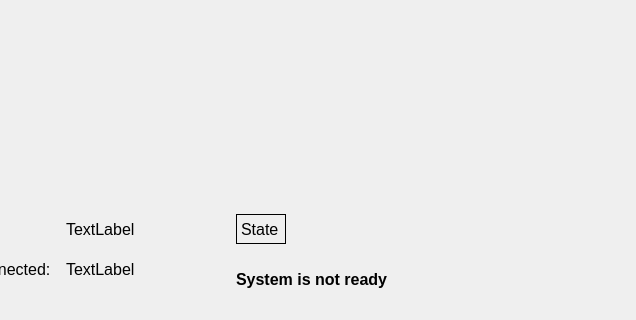
aanilapaydin/Pendubot, file CSE396_Group1_Interface/cse396_group1_interface.ui: the form before one commit; both pictures show x 164 to 800 and y 193 to 513 of the 800 by 600 pixel window.
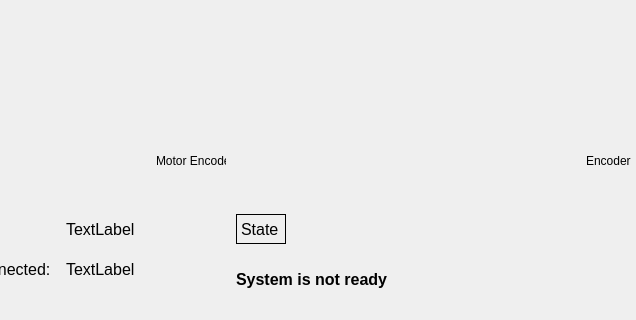
The form after the commit. Custom widgets are drawn as their Qt base class.

What changed in the file:
```diff
--- a/CSE396_Group1_Interface/cse396_group1_interface.ui
+++ b/CSE396_Group1_Interface/cse396_group1_interface.ui
@@ -17,12 +17,25 @@
    <widget class="QCustomPlot" name="myPlot" native="true">
     <property name="geometry">
      <rect>
-      <x>500</x>
+      <x>400</x>
       <y>0</y>
-      <width>300</width>
+      <width>400</width>
       <height>350</height>
      </rect>
     </property>
+    <widget class="QLabel" name="label_2">
+     <property name="geometry">
+      <rect>
+       <x>350</x>
+       <y>330</y>
+       <width>46</width>
+       <height>13</height>
+      </rect>
+     </property>
+     <property name="text">
+      <string>Encoder</string>
+     </property>
+    </widget>
    </widget>
    <widget class="QLabel" name="deadmanLabel">
     <property name="geometry">
@@ -253,15 +266,28 @@
      <string>System is not ready</string>
     </property>
    </widget>
-   <widget class="QWidget" name="myWidget" native="true">
+   <widget class="QCustomPlot" name="myPlot2" native="true">
     <property name="geometry">
      <rect>
       <x>0</x>
       <y>0</y>
-      <width>500</width>
+      <width>400</width>
       <height>350</height>
      </rect>
     </property>
+    <widget class="QLabel" name="label">
+     <property name="geometry">
+      <rect>
+       <x>320</x>
+       <y>330</y>
+       <width>70</width>
+       <height>13</height>
+      </rect>
+     </property>
+     <property name="text">
+      <string>Motor Encoder</string>
+     </property>
+    </widget>
    </widget>
   </widget>
   <widget class="QMenuBar" name="menuBar">
```
